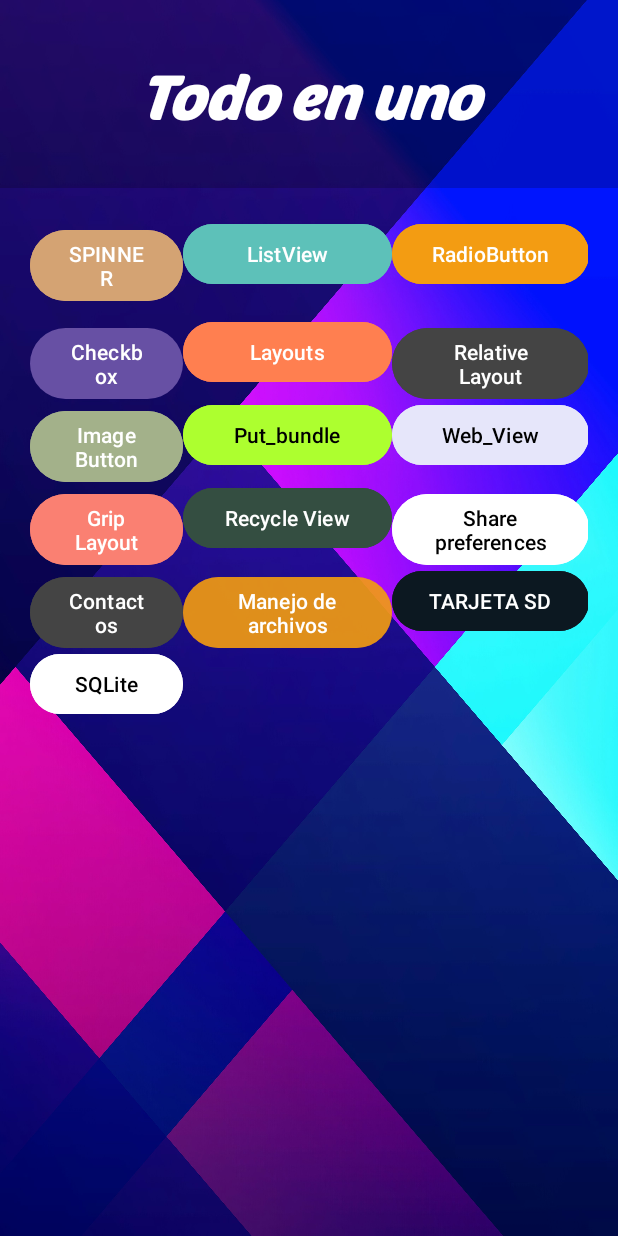
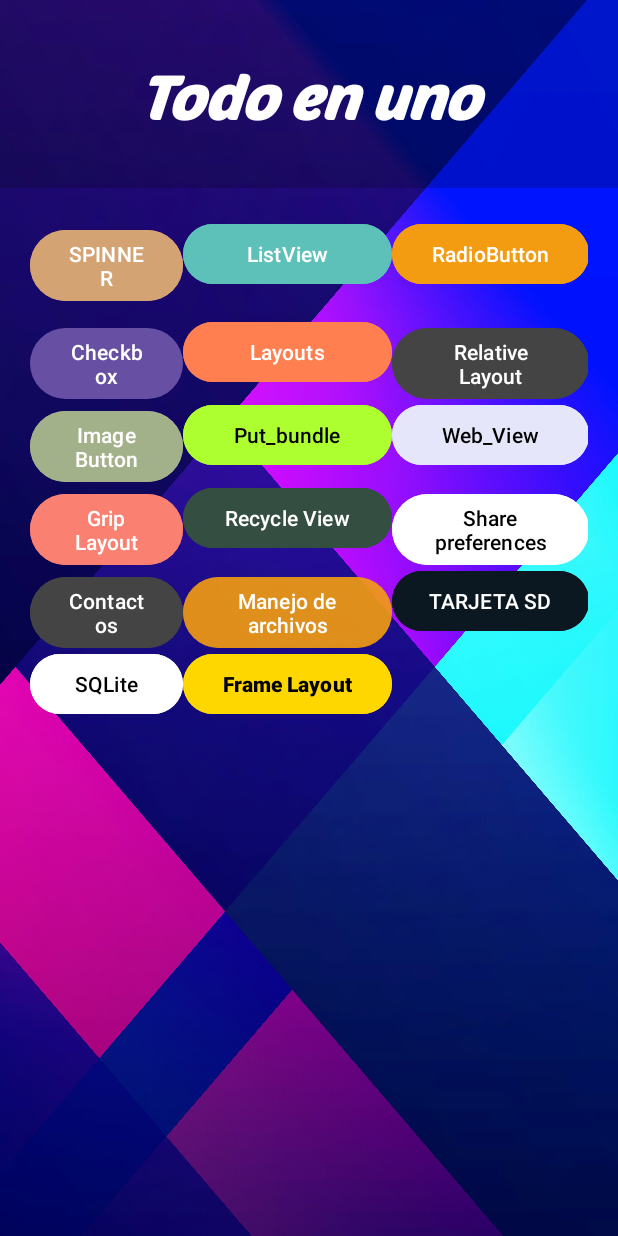
Before and after one commit to rodrigovelasquez2/Todo-en-uno-APP_Rodvels2002, an Android app: the screen it shows after launch (MainActivity), on a phone screen of 412 x 824 dp. Run offline under Robolectric (Android 15) with nearby library versions, the phone set to English and light mode, and no system bars.

Commit message:
FRAME LAYOUT: Se añadio FRAME LAYOUT + boton que se desaparece con un clic

```diff
--- a/app/src/main/AndroidManifest.xml
+++ b/app/src/main/AndroidManifest.xml
@@ -15,6 +15,9 @@
         android:supportsRtl="true"
         android:theme="@style/Theme.TodoEnUno"
         tools:targetApi="31">
+        <activity
+            android:name=".FrameLayout"
+            android:exported="false" />
         <activity
             android:name=".BaseDatosSqlLite"
             android:exported="false" />
--- a/app/src/main/res/layout/activity_base_datos_sql_lite.xml
+++ b/app/src/main/res/layout/activity_base_datos_sql_lite.xml
@@ -42,7 +42,7 @@
         android:textColorHint="@color/blue_steel"
         app:layout_constraintEnd_toEndOf="parent"
         app:layout_constraintStart_toStartOf="parent"
-        app:layout_constraintTop_toBottomOf="@id/imageViewLogoSqlLite" />
+        app:layout_constraintTop_toBottomOf="@id/imageViewLogoSqlLite"/>
 
 
     <EditText
@@ -72,7 +72,7 @@
         android:textColorHint="@color/blue_steel"
         app:layout_constraintEnd_toEndOf="parent"
         app:layout_constraintStart_toStartOf="parent"
-        app:layout_constraintTop_toBottomOf="@id/editTextDescripcionProducto_SQLite" />
+        app:layout_constraintTop_toBottomOf="@id/editTextDescripcionProducto_SQLite"/>
 
 
     <!--Para vertical se usa el height="match_parent"-->
--- a/app/src/main/res/layout/activity_main.xml
+++ b/app/src/main/res/layout/activity_main.xml
@@ -217,8 +217,18 @@
                 android:layout_height="wrap_content"
                 android:backgroundTint="@color/white"
                 android:onClick="sendToSqlLite"
+                android:text="@string/app_baseDatos"
+                android:textColor="@color/black" />
+
+            <Button
+                android:id="@+id/btnFrame"
+                android:layout_width="match_parent"
+                android:layout_height="wrap_content"
+                android:backgroundTint="@color/pastel_orange"
+                android:onClick="sendToFrameLayout"
+                android:text="@string/app_frame_layout"
                 android:textColor="@color/black"
-                android:text="@string/app_baseDatos" />
+                android:textStyle="bold"/>
 
         </TableRow>
 
--- a/app/src/main/res/values/strings.xml
+++ b/app/src/main/res/values/strings.xml
@@ -86,4 +86,9 @@
     <string name="app_cantidad">Cantidad</string>
     <string name="app_precio">Precio del producto</string>
 
+
+    <!--Frame Layout-->
+    <string name="app_aparecer">Aparecer</string>
+    <string name="app_frame_layout">Frame Layout</string>
+
 </resources>
```
Also changed, not shown: app/src/main/java/com/velasquez/todoenuno/FrameLayout.java (added, +40 -0 lines), app/src/main/java/com/velasquez/todoenuno/MainActivity.java (+9 -0 lines), app/src/main/res/layout/activity_frame_layout.xml (added, +38 -0 lines).
